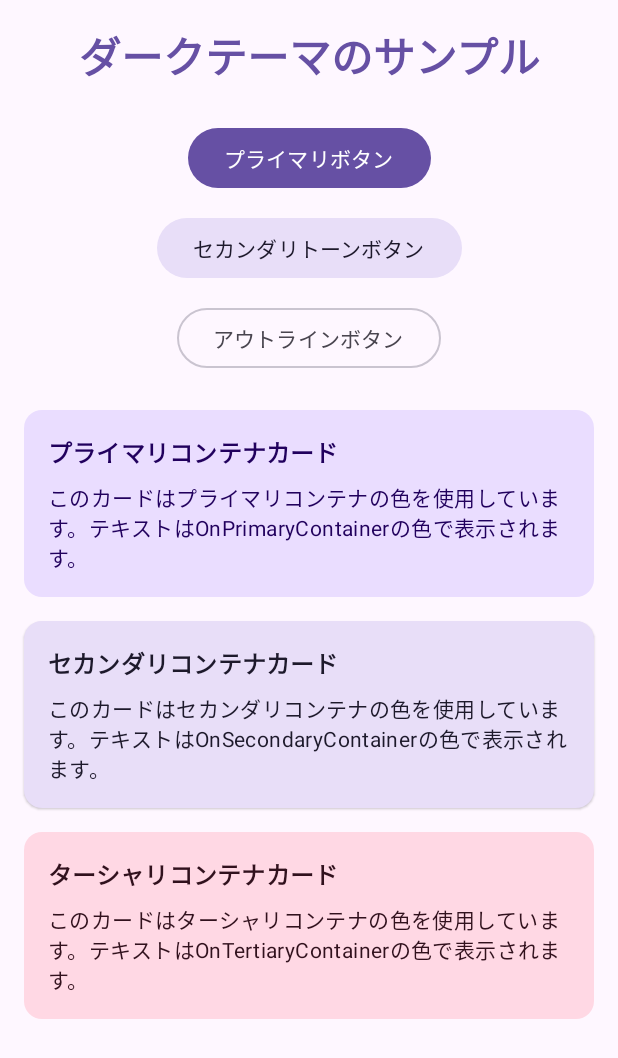
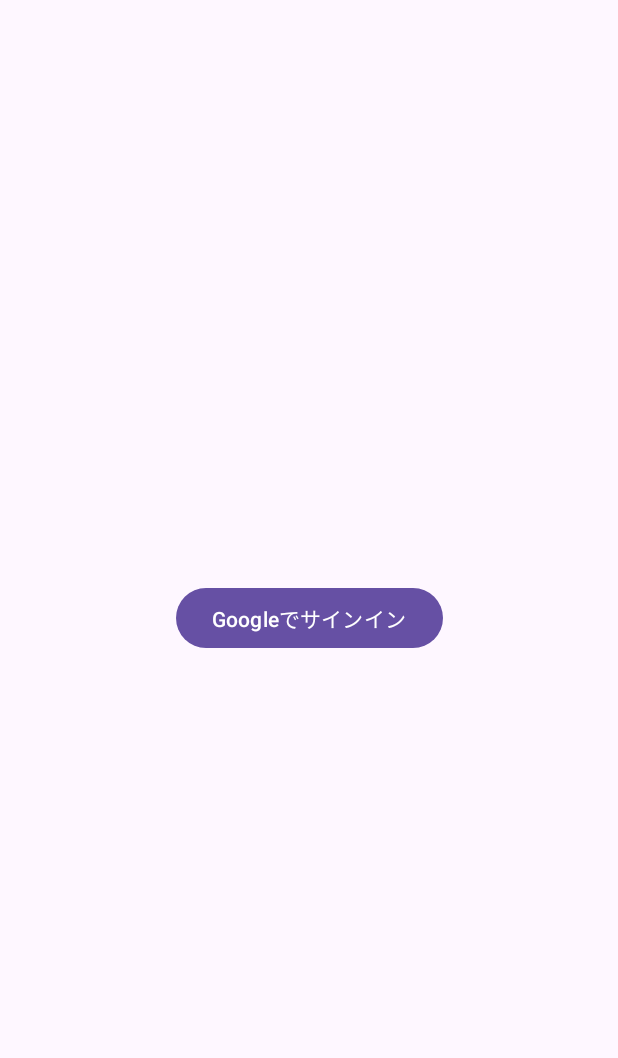
Before and after one commit to dopqLOL/android-gmail-gemini-filter, an Android app built with Jetpack Compose: the screen it shows after launch (MainActivity), on a phone screen of 412 x 824 dp. Shown: the top 1058 px of the screen. Run offline under Robolectric (Android 15) with nearby library versions, the phone set to English and light mode, and no system bars; our stand-ins replace Dagger/Hilt's generated code, accompanist.

Commit message:
Implements login screen with Google Sign-In
Introduces a login screen featuring a "Sign in with Google" button.
This lays the groundwork for future authentication functionality.
Replaces the previous dark theme showcase with the new login screen.

```diff
--- a/app/src/main/java/com/github/dopqlol/androidgmailgeminifilter/MainActivity.kt
+++ b/app/src/main/java/com/github/dopqlol/androidgmailgeminifilter/MainActivity.kt
@@ -30,6 +30,7 @@ import androidx.compose.material3.MaterialTheme
 import androidx.compose.material3.OutlinedButton
 import androidx.compose.ui.Alignment
 import androidx.compose.ui.unit.dp
+import com.github.dopqlol.androidgmailgeminifilter.ui.screens.LoginScreen
 
 
 @AndroidEntryPoint
@@ -40,15 +41,14 @@ class MainActivity : ComponentActivity() {
         setContent {
             AppTheme {
                 Scaffold(modifier = Modifier.fillMaxSize()) { innerPadding ->
-                    DarkThemeShowcase(
-                        modifier = Modifier.padding(innerPadding)
-                    )
+                    LoginScreen(modifier = Modifier.padding(innerPadding))
                 }
             }
         }
     }
 }
 
+//色チェック用
 @Composable
 fun DarkThemeShowcase(modifier: Modifier = Modifier) {
     Column(
--- /dev/null
+++ b/app/src/main/java/com/github/dopqlol/androidgmailgeminifilter/ui/screens/LoginScreen.kt
@@ -0,0 +1,39 @@
+package com.github.dopqlol.androidgmailgeminifilter.ui.screens
+
+import androidx.compose.foundation.layout.*
+import androidx.compose.material3.Button
+import androidx.compose.material3.Text
+import androidx.compose.runtime.Composable
+import androidx.compose.ui.Alignment
+import androidx.compose.ui.Modifier
+import androidx.compose.ui.tooling.preview.Preview
+import androidx.compose.ui.unit.dp
+import com.github.dopqlol.androidgmailgeminifilter.ui.theme.AppTheme // AppThemeをインポート
+
+
+@Composable
+fun LoginScreen(modifier: Modifier = Modifier) {
+    // 画面全体を占めるコンテナ
+    Column(
+        modifier = Modifier
+            .fillMaxSize() // 画面いっぱいに広がる
+            .padding(16.dp), // 余白を追加
+        verticalArrangement = Arrangement.Center, // 垂直方向中央寄せ
+        horizontalAlignment = Alignment.CenterHorizontally // 水平方向中央寄せ
+    ) {
+        // ここにUI要素を追加します
+        Button(onClick = {
+            // TODO: ログイン処理を実装
+        }) {
+            Text("Googleでサインイン")
+        }
+    }
+}
+
+@Preview(showBackground = true)
+@Composable
+fun LoginScreenPreview() {
+    AppTheme { // ダークテーマを適用
+        LoginScreen()
+    }
+}
```
